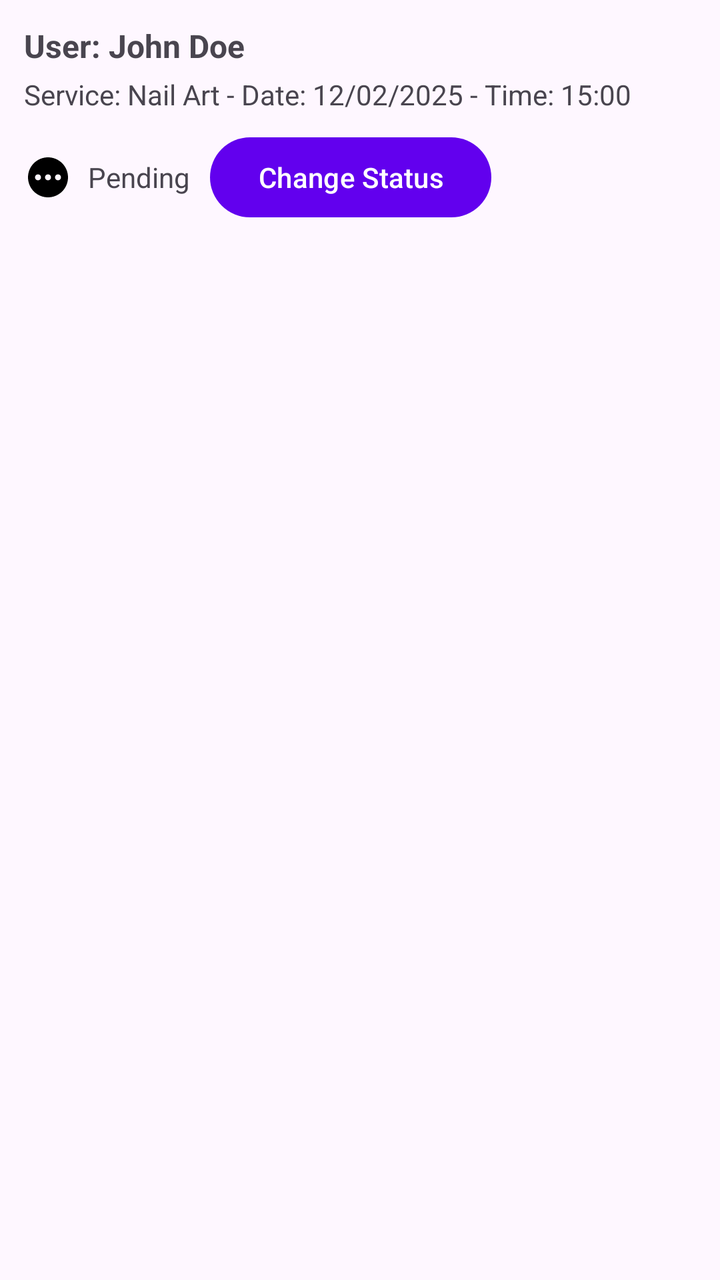
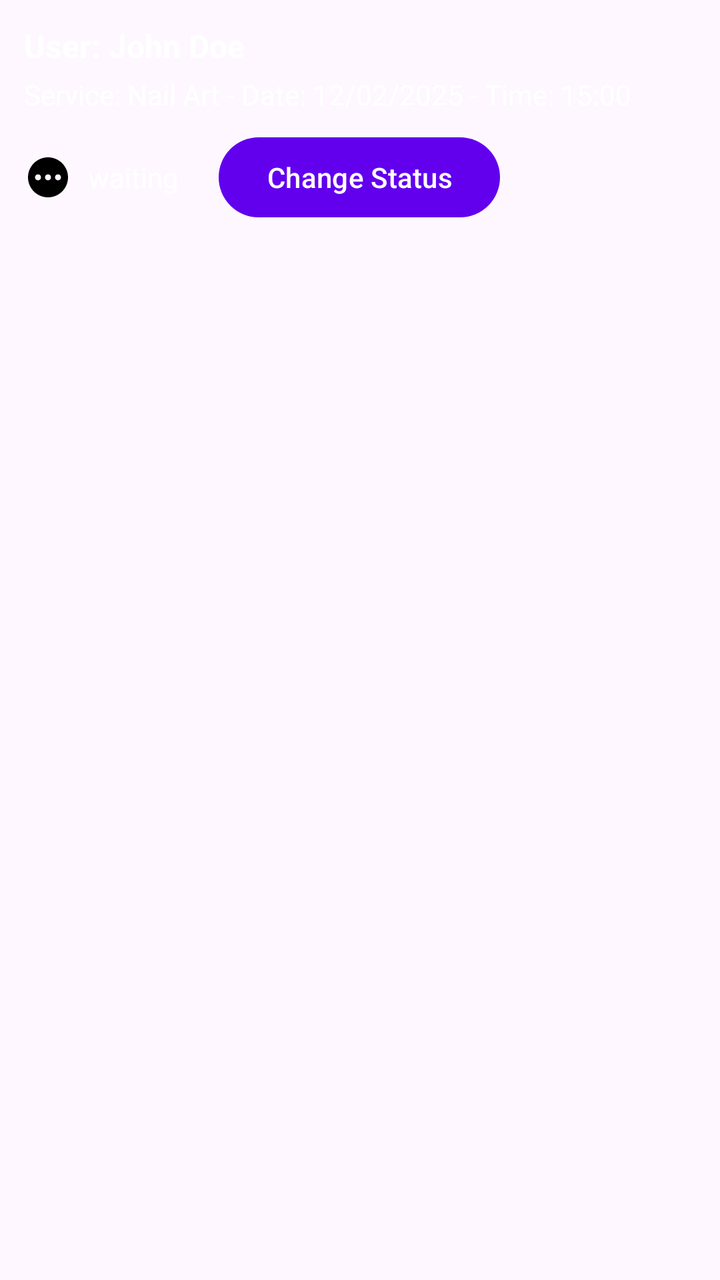

Before-and-after screenshots of an Android layout around one commit, followed by the original layout XML and the change that was made.
<!-- AndroidManifest.xml: application theme Theme.AppointmentManagement -->
<!-- res/layout/item_admin_appointment.xml -->
<?xml version="1.0" encoding="utf-8"?>
<LinearLayout xmlns:android="http://schemas.android.com/apk/res/android"
    android:layout_width="match_parent"
    android:layout_height="wrap_content"
    android:orientation="vertical"
    android:padding="12dp">

    <TextView
        android:id="@+id/tvUserName"
        android:layout_width="match_parent"
        android:layout_height="wrap_content"
        android:text="User: John Doe"
        android:textSize="16sp"
        android:textStyle="bold"/>

    <TextView
        android:id="@+id/tvBookingInfo"
        android:layout_width="match_parent"
        android:layout_height="wrap_content"
        android:text="Service: Nail Art - Date: 12/02/2025 - Time: 15:00"
        android:textSize="14sp"
        android:paddingTop="4dp"/>

    <LinearLayout
        android:layout_width="match_parent"
        android:layout_height="wrap_content"
        android:orientation="horizontal"
        android:gravity="center_vertical"
        android:paddingTop="8dp">

        <ImageView
            android:id="@+id/imgStatus"
            android:layout_width="24dp"
            android:layout_height="24dp"
            android:src="@drawable/ic_waiting"
            android:contentDescription="Status Icon"/>

        <TextView
            android:id="@+id/tvStatus"
            android:layout_width="wrap_content"
            android:layout_height="wrap_content"
            android:text="Pending"
            android:textSize="14sp"
            android:layout_marginLeft="8dp"/>

        <Button
            android:id="@+id/btnChangeStatus"
            android:layout_width="wrap_content"
            android:layout_height="wrap_content"
            android:text="Change Status"
            android:layout_marginLeft="10dp"/>
    </LinearLayout>

</LinearLayout>
<!-- resources referenced by this layout -->
<resources>
  <!-- drawable ic_waiting (drawable) -->
  <vector xmlns:android="http://schemas.android.com/apk/res/android" android:height="24dp" android:tint="#000000" android:viewportHeight="24" android:viewportWidth="24" android:width="24dp">
        
      <path android:fillColor="@android:color/white" android:pathData="M12,2C6.48,2 2,6.48 2,12c0,5.52 4.48,10 10,10s10,-4.48 10,-10C22,6.48 17.52,2 12,2zM7,13.5c-0.83,0 -1.5,-0.67 -1.5,-1.5c0,-0.83 0.67,-1.5 1.5,-1.5s1.5,0.67 1.5,1.5C8.5,12.83 7.83,13.5 7,13.5zM12,13.5c-0.83,0 -1.5,-0.67 -1.5,-1.5c0,-0.83 0.67,-1.5 1.5,-1.5s1.5,0.67 1.5,1.5C13.5,12.83 12.83,13.5 12,13.5zM17,13.5c-0.83,0 -1.5,-0.67 -1.5,-1.5c0,-0.83 0.67,-1.5 1.5,-1.5s1.5,0.67 1.5,1.5C18.5,12.83 17.83,13.5 17,13.5z"/>
      
  </vector>
  <style name="Theme.AppointmentManagement" parent="Theme.Material3.Light.NoActionBar">
          
          <item name="colorPrimary">@color/purple_500</item>
          <item name="colorPrimaryVariant">@color/purple_700</item>
          <item name="colorOnPrimary">@color/white</item>
  
          
          <item name="windowActionBar">false</item>
          <item name="windowNoTitle">true</item>
      </style>
  <color name="purple_500">#FF6200EE</color>
  <color name="purple_700">#FF3700B3</color>
  <color name="white">#FFFFFFFF</color>
</resources>

<!-- the commit's change to res/layout/item_admin_appointment.xml (unified diff, before → after) -->
@@ -9,6 +9,7 @@
         android:id="@+id/tvUserName"
         android:layout_width="match_parent"
         android:layout_height="wrap_content"
+        android:textColor="@color/white"
         android:text="User: John Doe"
         android:textSize="16sp"
         android:textStyle="bold"/>
@@ -17,6 +18,7 @@
         android:id="@+id/tvBookingInfo"
         android:layout_width="match_parent"
         android:layout_height="wrap_content"
+        android:textColor="@color/white"
         android:text="Service: Nail Art - Date: 12/02/2025 - Time: 15:00"
         android:textSize="14sp"
         android:paddingTop="4dp"/>
@@ -39,7 +41,8 @@
             android:id="@+id/tvStatus"
             android:layout_width="wrap_content"
             android:layout_height="wrap_content"
-            android:text="Pending"
+            android:textColor="@color/white"
+            android:text="waiting"
             android:textSize="14sp"
             android:layout_marginLeft="8dp"/>
 
@@ -48,7 +51,7 @@
             android:layout_width="wrap_content"
             android:layout_height="wrap_content"
             android:text="Change Status"
-            android:layout_marginLeft="10dp"/>
+            android:layout_marginLeft="20dp"/>
     </LinearLayout>
 
 </LinearLayout>
